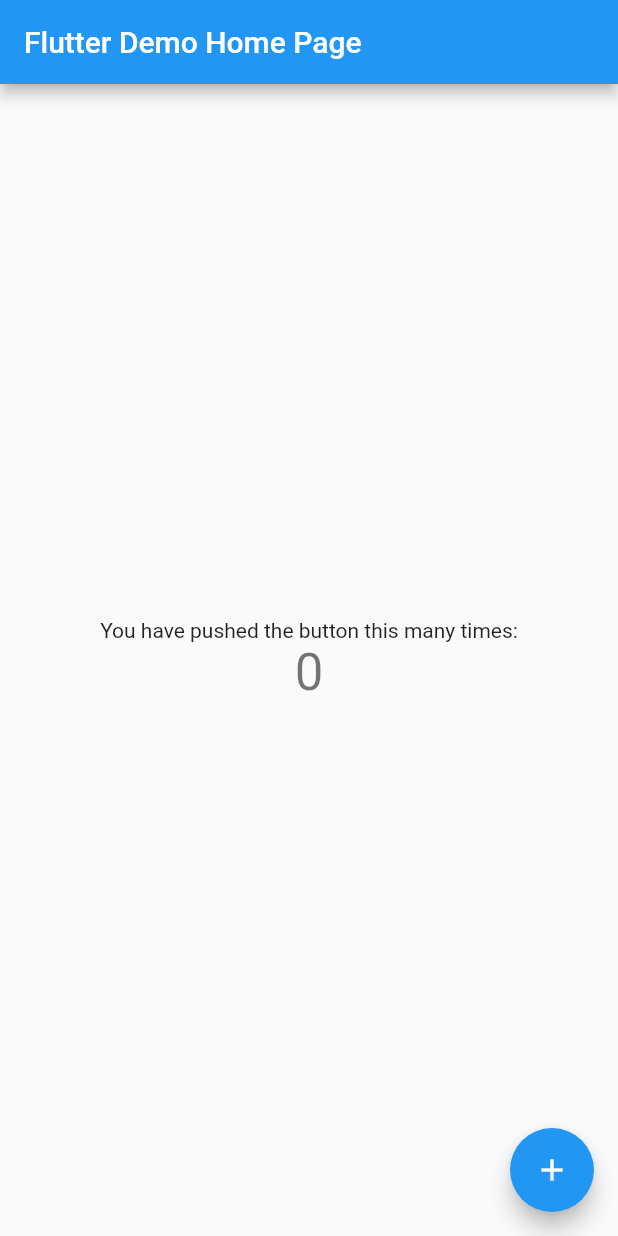
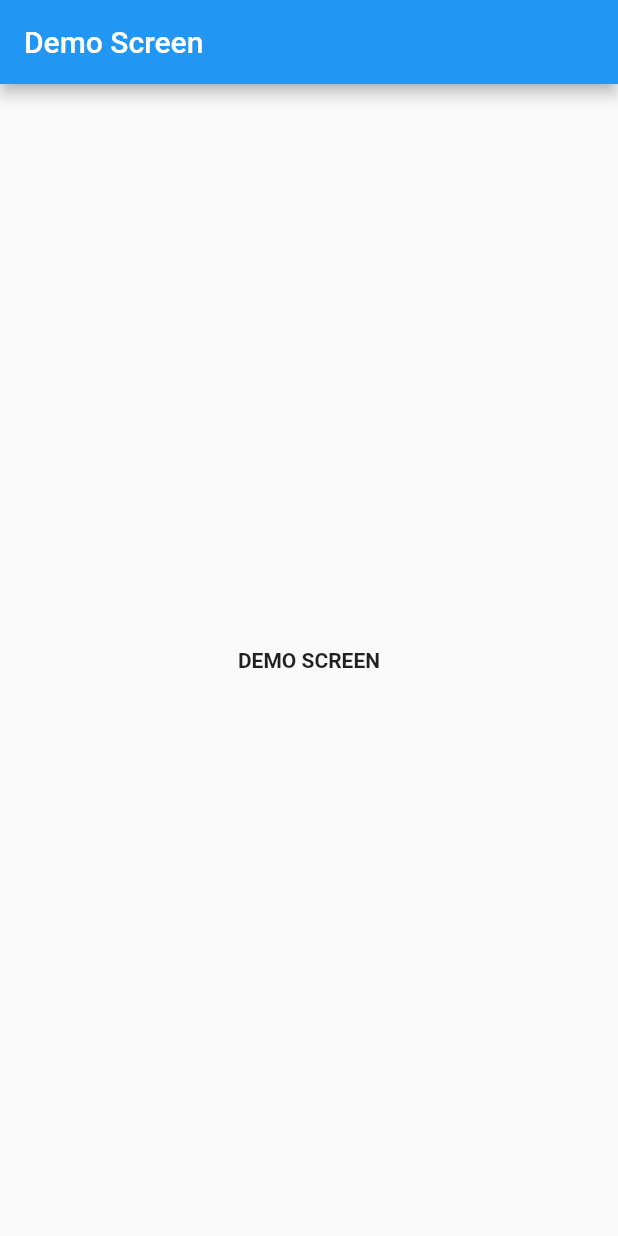
Before and after one commit to imjaya03/cab_rider, a Flutter app: the screen it shows after launch, on a phone screen of 412 x 824 dp. Run offline on Flutter 3.47's test engine with Material 2 defaults, Android fonts, the phone set to English and light mode, and no system bars; our stand-ins replace get.

Commit message:
route and theme added

```diff
--- /dev/null
+++ b/lib/app/app.dart
@@ -0,0 +1,41 @@
+import 'package:cab_rider/app/screens/demo_screen.dart';
+import 'package:flutter/material.dart';
+import 'package:get/get.dart';
+
+class App extends StatelessWidget {
+  @override
+  Widget build(BuildContext context) {
+    return GetMaterialApp(
+      debugShowCheckedModeBanner: false,
+      enableLog: true,
+      builder: (context, child) {
+        return Container(
+          color: Theme.of(context).primaryColor,
+          child: SafeArea(
+            child: child ?? Scaffold(),
+          ),
+        );
+      },
+      theme: _buildThemeData(),
+      getPages: _buildGetPages(),
+      initialRoute: DemoScreen.routeName,
+      unknownRoute: GetPage(
+        name: DemoScreen.routeName,
+        page: () => DemoScreen(),
+      ),
+    );
+  }
+
+  List<GetPage> _buildGetPages() {
+    return [
+      GetPage(
+        name: DemoScreen.routeName,
+        page: () => DemoScreen(),
+      ),
+    ];
+  }
+
+  ThemeData _buildThemeData() {
+    return ThemeData();
+  }
+}
--- /dev/null
+++ b/lib/app/screens/demo_screen.dart
@@ -0,0 +1,22 @@
+import 'package:flutter/material.dart';
+
+class DemoScreen extends StatelessWidget {
+  static const routeName = '/demo';
+
+  @override
+  Widget build(BuildContext context) {
+    return Scaffold(
+      appBar: AppBar(
+        title: Text('Demo Screen'),
+      ),
+      body: Center(
+        child: Text(
+          'Demo Screen'.toUpperCase(),
+          style: TextStyle(
+            fontWeight: FontWeight.bold,
+          ),
+        ),
+      ),
+    );
+  }
+}
--- a/lib/main.dart
+++ b/lib/main.dart
@@ -1,113 +1,6 @@
+import 'package:cab_rider/app/app.dart';
 import 'package:flutter/material.dart';
 
-void main() {
-  runApp(MyApp());
+void main() async {
+  runApp(App());
 }
-
-class MyApp extends StatelessWidget {
-  // This widget is the root of your application.
-  @override
-  Widget build(BuildContext context) {
-    return MaterialApp(
-      title: 'Flutter Demo',
-      theme: ThemeData(
-        // This is the theme of your application.
-        //
-        // Try running your application with "flutter run". You'll see the
-        // application has a blue toolbar. Then, without quitting the app, try
-        // changing the primarySwatch below to Colors.green and then invoke
-        // "hot reload" (press "r" in the console where you ran "flutter run",
-        // or simply save your changes to "hot reload" in a Flutter IDE).
-        // Notice that the counter didn't reset back to zero; the application
-        // is not restarted.
-        primarySwatch: Colors.blue,
-      ),
-      home: MyHomePage(title: 'Flutter Demo Home Page'),
-    );
-  }
-}
-
-class MyHomePage extends StatefulWidget {
-  MyHomePage({Key key, this.title}) : super(key: key);
-
-  // This widget is the home page of your application. It is stateful, meaning
-  // that it has a State object (defined below) that contains fields that affect
-  // how it looks.
-
-  // This class is the configuration for the state. It holds the values (in this
-  // case the title) provided by the parent (in this case the App widget) and
-  // used by the build method of the State. Fields in a Widget subclass are
-  // always marked "final".
-
-  final String title;
-
-  @override
-  _MyHomePageState createState() => _MyHomePageState();
-}
-
-class _MyHomePageState extends State<MyHomePage> {
-  int _counter = 0;
-
-  void _incrementCounter() {
-    setState(() {
-      // This call to setState tells the Flutter framework that something has
-      // changed in this State, which causes it to rerun the build method below
-      // so that the display can reflect the updated values. If we changed
-      // _counter without calling setState(), then the build method would not be
-      // called again, and so nothing would appear to happen.
-      _counter++;
-    });
-  }
-
-  @override
-  Widget build(BuildContext context) {
-    // This method is rerun every time setState is called, for instance as done
-    // by the _incrementCounter method above.
-    //
-    // The Flutter framework has been optimized to make rerunning build methods
-    // fast, so that you can just rebuild anything that needs updating rather
-    // than having to individually change instances of widgets.
-    return Scaffold(
-      appBar: AppBar(
-        // Here we take the value from the MyHomePage object that was created by
-        // the App.build method, and use it to set our appbar title.
-        title: Text(widget.title),
-      ),
-      body: Center(
-        // Center is a layout widget. It takes a single child and positions it
-        // in the middle of the parent.
-        child: Column(
-          // Column is also a layout widget. It takes a list of children and
-          // arranges them vertically. By default, it sizes itself to fit its
-          // children horizontally, and tries to be as tall as its parent.
-          //
-          // Invoke "debug painting" (press "p" in the console, choose the
-          // "Toggle Debug Paint" action from the Flutter Inspector in Android
-          // Studio, or the "Toggle Debug Paint" command in Visual Studio Code)
-          // to see the wireframe for each widget.
-          //
-          // Column has various properties to control how it sizes itself and
-          // how it positions its children. Here we use mainAxisAlignment to
-          // center the children vertically; the main axis here is the vertical
-          // axis because Columns are vertical (the cross axis would be
-          // horizontal).
-          mainAxisAlignment: MainAxisAlignment.center,
-          children: <Widget>[
-            Text(
-              'You have pushed the button this many times:',
-            ),
-            Text(
-              '$_counter',
-              style: Theme.of(context).textTheme.headline4,
-            ),
-          ],
-        ),
-      ),
-      floatingActionButton: FloatingActionButton(
-        onPressed: _incrementCounter,
-        tooltip: 'Increment',
-        child: Icon(Icons.add),
-      ), // This trailing comma makes auto-formatting nicer for build methods.
-    );
-  }
-}
```
Also changed, not shown: pubspec.yaml (+5 -6 lines), pubspec.lock, 1 other file.
